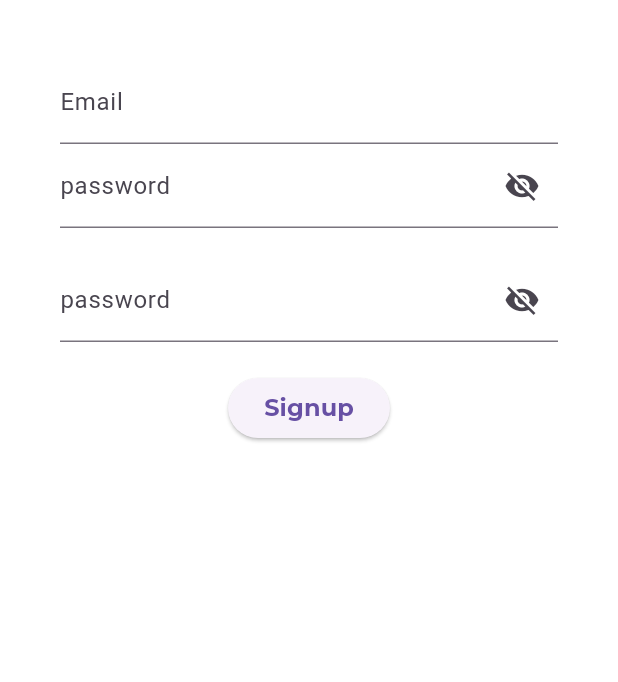
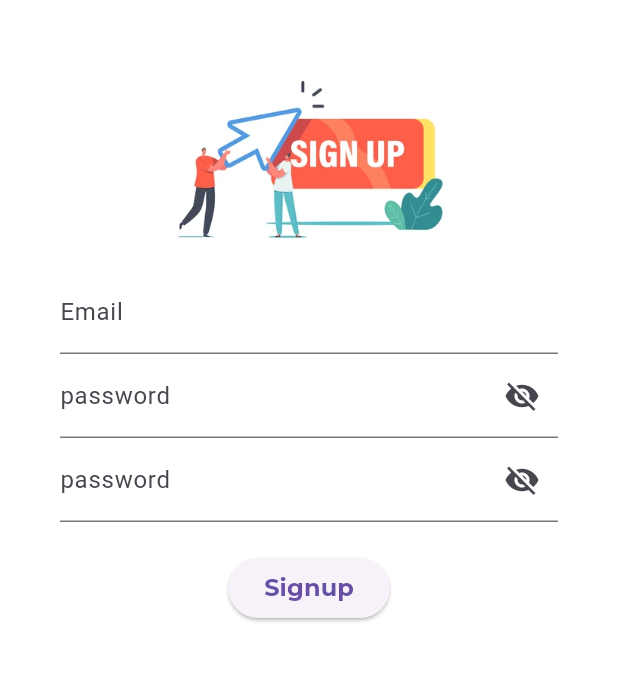
Before and after one commit to BraisonWabwire/flexi_hire, a Flutter app: the HomePage screen opened directly, after a tap on "Login", after a tap on "Don't have an account sinup", on a phone screen of 412 x 824 dp, the part 84-766 px from its top. Run offline on Flutter 3.47's test engine with Material 3 defaults, Android fonts, the phone set to English and light mode, and no system bars; our stand-ins replace google_fonts, smooth_page_indicator.

Commit message:
customizing the login and signup pages

```diff
--- a/lib/homepage.dart
+++ b/lib/homepage.dart
@@ -20,10 +20,10 @@ class _HomePageState extends State<HomePage> {
   @override
   Widget build(BuildContext context) {
     return Scaffold(
-      // backgroundColor: Colors.white,
+      backgroundColor: Colors.white,
       appBar: AppBar(
         title: Text(
-          "Login or signUp",
+          "Login to your account",
           style: GoogleFonts.montserrat(
             fontSize: 18,
             fontWeight: FontWeight.bold,
@@ -36,7 +36,7 @@ class _HomePageState extends State<HomePage> {
         child: Center(
           child: Column(
             children: [
-              Image.asset('assets/images/lock.png', width: 150, height: 150),
+              Image.asset('assets/images/login.png', width: 150, height: 150),
               Padding(
                 padding: const EdgeInsets.only(left: 40, right: 40),
                 child: Form(
--- a/lib/signup_page.dart
+++ b/lib/signup_page.dart
@@ -29,11 +29,11 @@ class _SignupPageState extends State<SignupPage> {
         ),
       ),
       body: Padding(
-        padding: const EdgeInsets.only(top: 40),
+        padding: const EdgeInsets.only(top: 30),
         child: Center(
           child: Column(
             children: [
-              // Image.asset('assets/images/lock.png', width: 150, height: 150),
+              Image.asset('assets/images/signup.png', width: 200, height: 150),
               Padding(
                 padding: const EdgeInsets.only(left: 40, right: 40),
                 child: Form(
@@ -76,7 +76,6 @@ class _SignupPageState extends State<SignupPage> {
                           return null;
                         },
                       ),
-                      SizedBox(height: 20),
                       TextFormField(
                         controller: _passwordController,
                         obscureText: _obsecureText,
@@ -97,7 +96,7 @@ class _SignupPageState extends State<SignupPage> {
                         ),
                         validator: (value) {
                           if (value == null || value.isEmpty) {
-                            return 'please enter password';
+                            return 'Confirm password';
                           }
                           return null;
                         },
--- a/pubspec.yaml
+++ b/pubspec.yaml
@@ -64,7 +64,9 @@ flutter:
     - assets/images/page3.png
     - assets/images/page32.png
     - assets/images/lock.png
-    - assets/images/lock.png
+    - assets/images/signup.png
+    - assets/images/login.png
+
 
   #   - images/a_dot_ham.jpeg
 
```
Also changed, not shown: assets/images/login.png (added), assets/images/signup.png (added), 1 other file.
